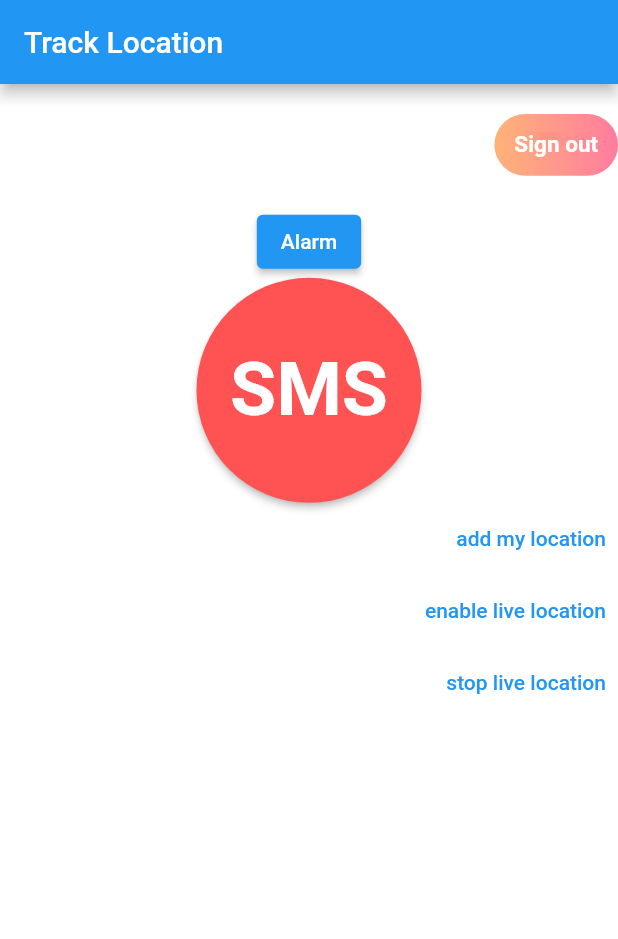
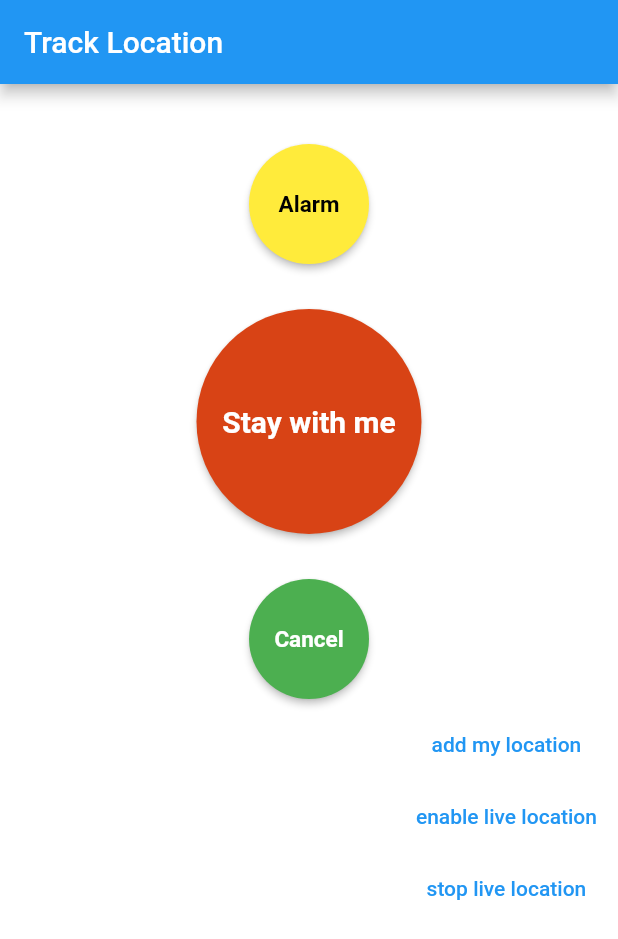
Before and after one commit to AhmedElatreby/Graduation_project, a Flutter app: the LocationPage screen opened directly, on a phone screen of 412 x 824 dp. Shown: the top 939 px of the screen. Run offline on Flutter 3.47's test engine with Material 2 defaults, Android fonts, the phone set to English and light mode, and no system bars; our stand-ins replace animated_splash_screen, audioplayers, cloud_firestore, firebase_auth, firebase_core, flutter_native_splash and 7 more; missing offline and left inert: dcdg, flutter_phone_direct_caller, flutter_polyline_points, telephony; accounts and stored records are empty.

Commit message:
update home and sos page

```diff
--- a/lib/contact/personal_emergency_contacts_model.dart
+++ b/lib/contact/personal_emergency_contacts_model.dart
@@ -14,6 +14,5 @@ class PersonalEmergency {
     id = map['id'];
     name = map['name'];
     contactNo = map['contactNo'];
-
   }
 }
--- a/lib/navigation_bar/main_page.dart
+++ b/lib/navigation_bar/main_page.dart
@@ -41,7 +41,7 @@ class _NavBarPageState extends State<NavBarPage> {
         type: BottomNavigationBarType.fixed,
         backgroundColor: Colors.white,
         selectedItemColor: Colors.black54,
-        unselectedItemColor: Colors.grey.withOpacity(0.5),
+        unselectedItemColor: Colors.grey.withOpacity(0.7),
         showSelectedLabels: false,
         showUnselectedLabels: false,
         elevation: 0,
@@ -49,12 +49,12 @@ class _NavBarPageState extends State<NavBarPage> {
         currentIndex: currentIndex,
         items: const [
           BottomNavigationBarItem(
-            icon: Icon(Icons.home),
+            icon: Icon(Icons.emergency),
             label: 'Home',
             // backgroundColor: Colors.blue,
           ),
           BottomNavigationBarItem(
-            icon: Icon(Icons.emergency),
+            icon: Icon(Icons.home),
             label: 'SOS',
             // backgroundColor: Colors.grey,
           ),
--- a/lib/pages/location_page.dart
+++ b/lib/pages/location_page.dart
@@ -63,36 +63,9 @@ class _HomeState extends State<LocationPage> {
       body: Column(
         crossAxisAlignment: CrossAxisAlignment.end,
         children: [
+
           const SizedBox(
-            height: 20,
-          ),
-          GestureDetector(
-            onTap: () {
-              AuthController.instance.logOut();
-            },
-            child: Container(
-              width: width * 0.2,
-              height: height * 0.05,
-              decoration: BoxDecoration(
-                borderRadius: BorderRadius.circular(30),
-                image: const DecorationImage(
-                    image: AssetImage("assets/images/loginbtn.png"),
-                    fit: BoxFit.cover),
-              ),
-              child: const Center(
-                child: Text(
-                  "Sign out",
-                  style: TextStyle(
-                    fontSize: 15,
-                    fontWeight: FontWeight.bold,
-                    color: Colors.white,
-                  ),
-                ),
-              ),
-            ),
-          ),
-          const SizedBox(
-            height: 20,
+            height: 40,
           ),
           Center(
             child: ElevatedButton(
@@ -100,8 +73,20 @@ class _HomeState extends State<LocationPage> {
                 AudioCache player = AudioCache(prefix: 'assets/');
                 player.play('alarm.mp3');
               },
-              child: const Text('Alarm'),
+              child: const Text('Alarm',
+                  style: TextStyle(
+                    fontSize: 15,
+                    fontWeight: FontWeight.bold,
+                    color: Colors.black,
+                  )),
+              style: ElevatedButton.styleFrom(
+                  fixedSize: const Size(80, 80),
+                  shape: const CircleBorder(),
+                  primary: Colors.yellow),
             ),
+          ),
+          const SizedBox(
+            height: 30,
           ),
           Center(
             child: GestureDetector(
@@ -117,7 +102,6 @@ class _HomeState extends State<LocationPage> {
                 var userLoaction = "$latitude,$longitude";
                 print("test user location $userLoaction");
 
-
                 String message =
                     "I need help, please find me with the following link: https://maps.google.com/?q=${userLoaction}";
                 sendMessageToContacts(recipients, message);
@@ -131,11 +115,12 @@ class _HomeState extends State<LocationPage> {
                       style: ElevatedButton.styleFrom(
                           fixedSize: const Size(150, 150),
                           shape: const CircleBorder(),
-                          primary: Colors.redAccent),
+                          primary: Colors.deepOrange.shade800),
                       child: const Text(
-                        'SMS',
+                        'Stay with me',
                         style: TextStyle(
-                          fontSize: 50,
+                          fontSize: 20,
+
                           fontWeight: FontWeight.bold,
                           color: Colors.white,
                         ),
@@ -144,6 +129,42 @@ class _HomeState extends State<LocationPage> {
               ),
             ),
           ),
+          const SizedBox(
+            height: 30,
+          ),
+          Center(
+            child: GestureDetector(
+              child: Column(
+                children: [
+                  ElevatedButton(
+                      onPressed: () {
+                        recipientList();
+                        String message =
+                            "Please ignore my last message. I'm safe now!";
+                        sendMessageToContacts(recipients, message);
+                        print("on long press up!");
+                        print(message);
+                      },
+                      style: ElevatedButton.styleFrom(
+                          fixedSize: const Size(80, 80),
+                          shape: const CircleBorder(),
+                          primary: Colors.green),
+                      child: const Text(
+                        'Cancel',
+                        style: TextStyle(
+                          fontSize: 15,
+                          fontWeight: FontWeight.bold,
+                          color: Colors.white,
+                        ),
+                      )),
+                ],
+              ),
+            ),
+          ),
+          Padding(
+            padding: const EdgeInsets.all(6.0),
+            child: Column(
+              children: [
                 TextButton(
                     onPressed: () {
                       _addLocation();
@@ -159,6 +180,9 @@ class _HomeState extends State<LocationPage> {
                       _stopListening();
                     },
                     child: Text('stop live location')),
+              ],
+            ),
+          ),
           Expanded(
             child: StreamBuilder(
               stream:
@@ -201,35 +225,6 @@ class _HomeState extends State<LocationPage> {
     );
   }
 
-
-  // _getUserLocation() async {
-  //   var lat = await FirebaseFirestore.instance
-  //       .collection('location')
-  //       .doc('user1')
-  //       .get();
-  //   var location = lat.data()?.values;
-  //   var longitude = location?.toList().last;
-  //   var latitude = location?.toList().first;
-  //   var userLoaction = "$latitude,$longitude";
-  //   print("test user location $userLoaction");
-  // }
-
-  // _getUserLocation() async {
-  //   var lat = await FirebaseFirestore.instance
-  //       .collection('location')
-  //       .doc('user1')
-  //       .get();
-  //   print(lat.data()?.values);
-  // }
-
-  _getUserLongitude() async {
-    var lat1 = await FirebaseFirestore.instance
-        .collection('location')
-        .doc('user1')
-        .get();
-    print(lat1['longitude']);
-  }
-
   _getUserLocationFromFirebase() {
     FirebaseFirestore.instance
         .collection('location')
@@ -247,8 +242,7 @@ class _HomeState extends State<LocationPage> {
         'latitude': _locationResult.latitude,
         'longitude': _locationResult.longitude,
       }, SetOptions(merge: true));
-      _locationSubscription?.pause(Future.delayed(
-          const Duration(milliseconds: 10000),
+      _locationSubscription?.pause(Future.delayed(const Duration(seconds: 10),
           () => {_locationSubscription?.resume()}));
     } catch (e) {
       print(e);
@@ -267,8 +261,7 @@ class _HomeState extends State<LocationPage> {
         'latitude': currentlocation.latitude,
         'longitude': currentlocation.longitude,
       }, SetOptions(merge: true));
-      _locationSubscription?.pause(Future.delayed(
-          const Duration(milliseconds: 10000),
+      _locationSubscription?.pause(Future.delayed(const Duration(seconds: 10),
           () => {_locationSubscription?.resume()}));
     });
   }
--- a/lib/pages/sos.dart
+++ b/lib/pages/sos.dart
@@ -68,7 +68,7 @@ class _SosPageState extends State<SosPage> {
                 decoration: BoxDecoration(
                   borderRadius: BorderRadius.circular(30),
                   image: const DecorationImage(
-                      image: AssetImage("assets/images/loginbtn.png"),
+                      image: AssetImage("assets/images/loginbtn1.png"),
                       fit: BoxFit.cover),
                 ),
                 child: const Center(
```
Also changed, not shown: lib/contact/personal_emergency_contacts.dart (+5 -2 lines), assets/images/loginbtn1.png (added). Lines whose indentation alone changed are shown as unchanged.
